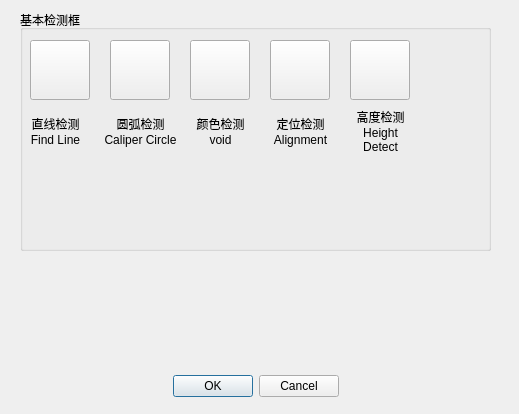
First picture: the form in VisionDetect/InspWindowSelectDialog.ui, repository chuandongxu/AOI, before the edit.
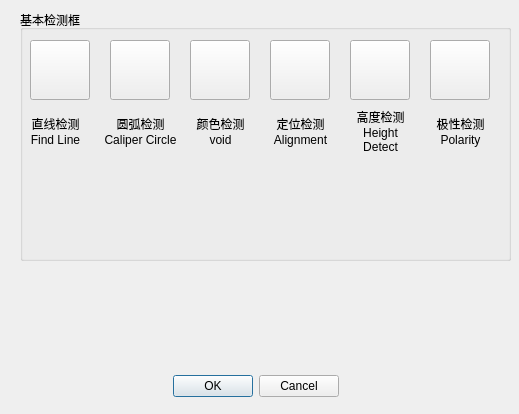
Second picture: the form after the edit. Icons and pictures are not drawn.

Commit message:
Support inspect polarity window.
Support inspect polarity window.

Diff of the .ui file:
```diff
--- a/VisionDetect/InspWindowSelectDialog.ui
+++ b/VisionDetect/InspWindowSelectDialog.ui
@@ -18,8 +18,8 @@
     <rect>
      <x>20</x>
      <y>10</y>
-     <width>471</width>
-     <height>241</height>
+     <width>491</width>
+     <height>251</height>
     </rect>
    </property>
    <property name="title">
@@ -236,6 +236,48 @@
      <bool>true</bool>
     </property>
    </widget>
+   <widget class="QPushButton" name="btnInspPolarityWindow">
+    <property name="geometry">
+     <rect>
+      <x>410</x>
+      <y>30</y>
+      <width>60</width>
+      <height>60</height>
+     </rect>
+    </property>
+    <property name="text">
+     <string/>
+    </property>
+    <property name="icon">
+     <iconset>
+      <normaloff>Image/Polarity.png</normaloff>Image/Polarity.png</iconset>
+    </property>
+    <property name="iconSize">
+     <size>
+      <width>60</width>
+      <height>60</height>
+     </size>
+    </property>
+   </widget>
+   <widget class="QLabel" name="labelInspectPolarity">
+    <property name="geometry">
+     <rect>
+      <x>410</x>
+      <y>100</y>
+      <width>61</width>
+      <height>41</height>
+     </rect>
+    </property>
+    <property name="text">
+     <string>极性检测  Polarity</string>
+    </property>
+    <property name="alignment">
+     <set>Qt::AlignCenter</set>
+    </property>
+    <property name="wordWrap">
+     <bool>true</bool>
+    </property>
+   </widget>
   </widget>
   <widget class="QDialogButtonBox" name="buttonBox">
    <property name="geometry">
```
The commit also changes 14 other files.
